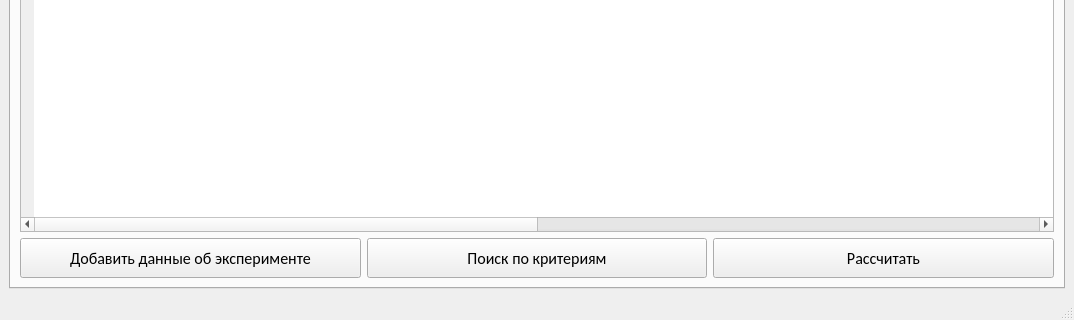
Vladislav005/Chemical-Calculations, file ui/UiForChem.ui: the form before one commit; both pictures show x 0 to 1074 and y 518 to 838 of the 1074 by 838 pixel window.
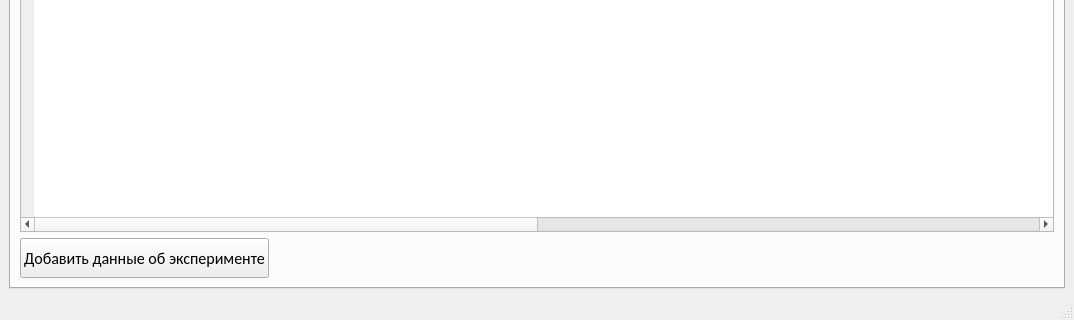
The form after the commit.

Patch:
```diff
--- a/ui/UiForChem.ui
+++ b/ui/UiForChem.ui
@@ -281,30 +281,17 @@
            </widget>
           </item>
           <item>
-           <widget class="QPushButton" name="find_button">
-            <property name="minimumSize">
-             <size>
-              <width>0</width>
-              <height>40</height>
-             </size>
+           <spacer name="horizontalSpacer_3">
+            <property name="orientation">
+             <enum>Qt::Horizontal</enum>
             </property>
-            <property name="text">
-             <string>Поиск по критериям</string>
-            </property>
-           </widget>
-          </item>
-          <item>
-           <widget class="QPushButton" name="calculate_button">
-            <property name="minimumSize">
+            <property name="sizeHint" stdset="0">
              <size>
-              <width>0</width>
-              <height>40</height>
+              <width>40</width>
+              <height>20</height>
              </size>
             </property>
-            <property name="text">
-             <string>Рассчитать</string>
-            </property>
-           </widget>
+           </spacer>
           </item>
          </layout>
         </item>
```
